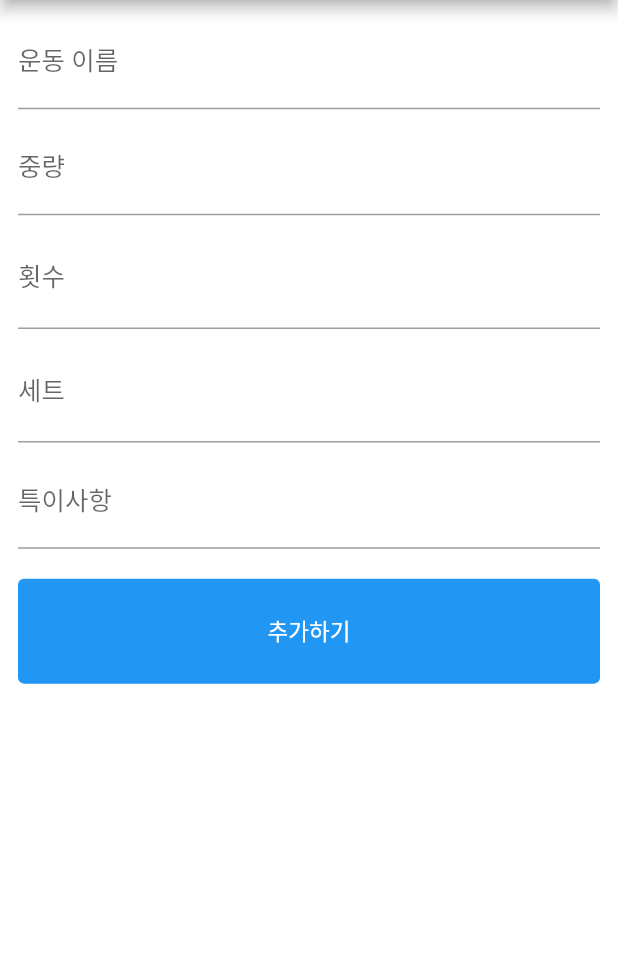
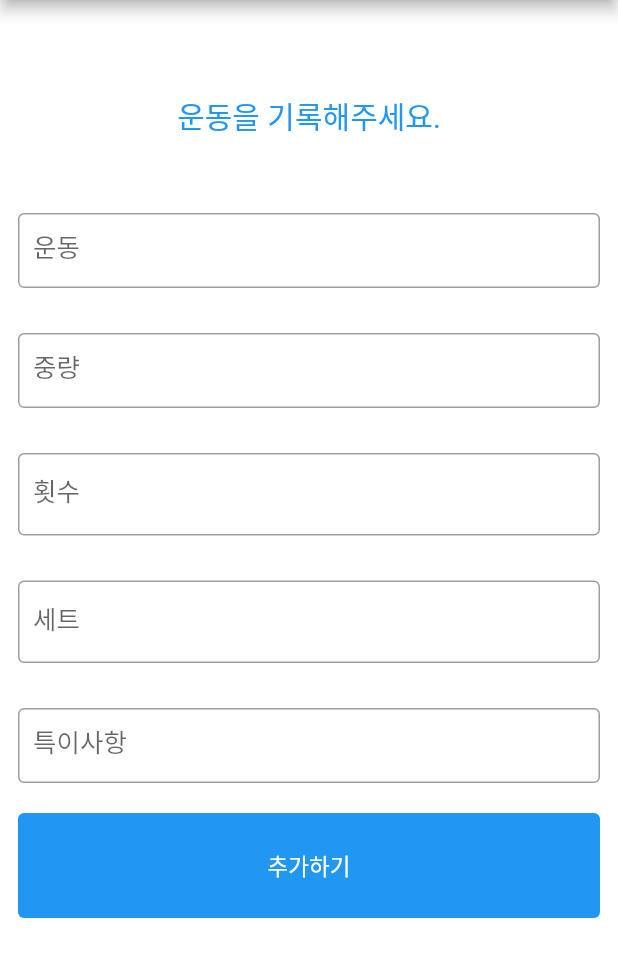
Before and after one commit to krapli441/anabolic, a Flutter app: the ExerciseRecord screen opened directly, on a phone screen of 412 x 824 dp, the part 84-1061 px from its top. Run offline on Flutter 3.47's test engine with Material 2 defaults, Android fonts, the phone set to English and light mode, and no system bars; our stand-ins replace dotted_border, google_fonts, table_calendar.

```diff
--- a/anabolic/lib/exercise.dart
+++ b/anabolic/lib/exercise.dart
@@ -93,45 +93,75 @@ class _ExerciseRecordState extends State<ExerciseRecord> {
         padding: const EdgeInsets.all(12.0),
         child: SingleChildScrollView(
           child: Column(
+            mainAxisAlignment: MainAxisAlignment.center, // 중앙 정렬
+            mainAxisSize: MainAxisSize.max, // 가능한 최대로 확장
             children: [
+              const SizedBox(height: 50),
+              const Text(
+                '운동을 기록해주세요.',
+                textAlign: TextAlign.center,
+                style: TextStyle(fontSize: 20, color: Colors.blue),
+              ),
+              const SizedBox(height: 50),
               TextField(
                 controller: exerciseController,
-                decoration: const InputDecoration(labelText: '운동 이름'),
+                decoration: const InputDecoration(
+                    labelText: '운동',
+                    border: OutlineInputBorder(), // 테두리 스타일
+                    contentPadding: EdgeInsets.symmetric(
+                        vertical: 15.0, horizontal: 10.0) // 텍스트 필드 안쪽 패딩
+                    ),
               ),
-              const SizedBox(height: 10),
+              const SizedBox(height: 30),
               TextField(
                 controller: weightController,
-                decoration:
-                    const InputDecoration(labelText: '중량', suffixText: 'kg'),
+                decoration: const InputDecoration(
+                    labelText: '중량',
+                    suffixText: 'kg',
+                    border: OutlineInputBorder(),
+                    contentPadding:
+                        EdgeInsets.symmetric(vertical: 15.0, horizontal: 10.0)),
                 keyboardType: TextInputType.number,
                 inputFormatters: <TextInputFormatter>[
                   FilteringTextInputFormatter.digitsOnly
                 ],
               ),
-              const SizedBox(height: 10),
+              const SizedBox(height: 30),
               TextField(
                 controller: repsController,
-                decoration:
-                    const InputDecoration(labelText: '횟수', suffixText: '회'),
+                decoration: const InputDecoration(
+                    labelText: '횟수',
+                    suffixText: '회',
+                    border: OutlineInputBorder(),
+                    contentPadding:
+                        EdgeInsets.symmetric(vertical: 15.0, horizontal: 10.0)),
                 keyboardType: TextInputType.number,
                 inputFormatters: <TextInputFormatter>[
                   FilteringTextInputFormatter.digitsOnly
                 ],
               ),
-              const SizedBox(height: 10),
+              const SizedBox(height: 30),
               TextField(
                 controller: setsController,
-                decoration:
-                    const InputDecoration(labelText: '세트', suffixText: '세트'),
+                decoration: const InputDecoration(
+                    labelText: '세트',
+                    suffixText: '세트',
+                    border: OutlineInputBorder(),
+                    contentPadding:
+                        EdgeInsets.symmetric(vertical: 15.0, horizontal: 10.0)),
                 keyboardType: TextInputType.number,
                 inputFormatters: <TextInputFormatter>[
                   FilteringTextInputFormatter.digitsOnly
                 ],
               ),
-              const SizedBox(height: 10),
+              const SizedBox(height: 30),
               TextField(
                 controller: notesController,
-                decoration: const InputDecoration(labelText: '특이사항'),
+                decoration: const InputDecoration(
+                    labelText: '특이사항',
+                    border: OutlineInputBorder(),
+                    contentPadding:
+                        EdgeInsets.symmetric(vertical: 15.0, horizontal: 10.0)),
               ),
               const SizedBox(height: 20),
               ElevatedButton(
```
